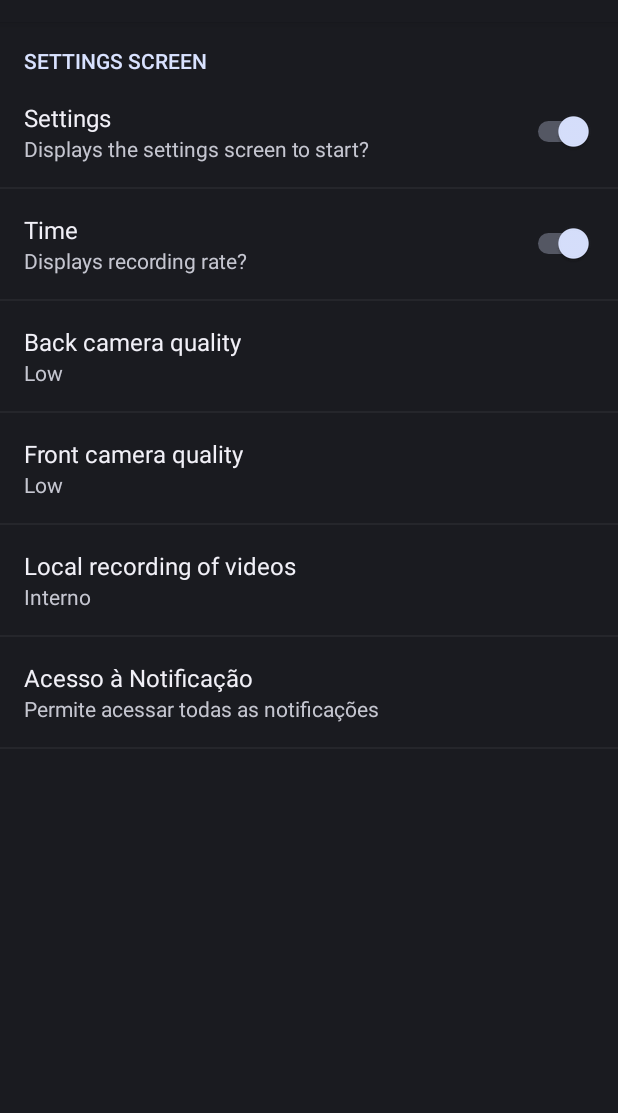
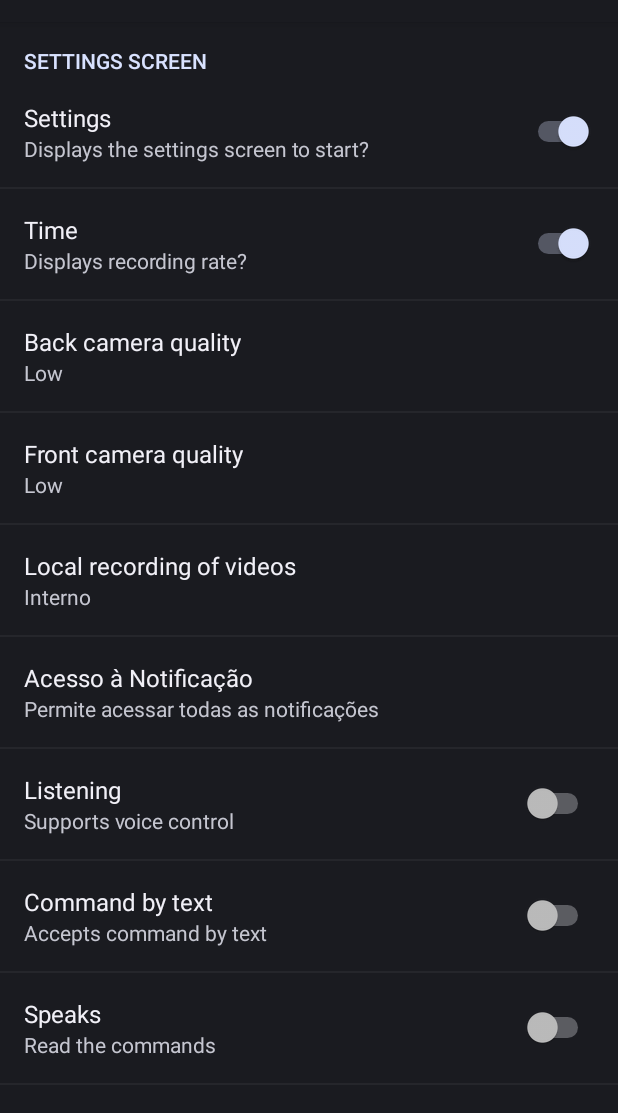
Before and after one commit to RobsonRaymundo/DroidVideoRecorder, an Android app: the screen it shows after launch (DroidConfigurationActivity), on a phone screen of 412 x 824 dp, the part 62-1175 px from its top. Run offline under Robolectric (Android 15) with nearby library versions, the phone set to English and light mode, and no system bars.

Commit message:
parametrizando o comando por voz, comando por texto e leitura dos comandos e internacionalizacao dessas funcoes

```diff
--- a/app/src/main/java/com/droid/videoRecorder/DroidConfigurationActivity.java
+++ b/app/src/main/java/com/droid/videoRecorder/DroidConfigurationActivity.java
@@ -1,5 +1,6 @@
 package com.droid.videoRecorder;
 
+import android.app.NotificationManager;
 import android.content.Context;
 import android.content.Intent;
 import android.os.Bundle;
@@ -44,7 +45,7 @@ public class DroidConfigurationActivity extends PreferenceActivity {
         boolean chamadaPeloDNF = false;
         try {
 
-            chamadaPeloDNF = getIntent().getStringExtra(DroidConstants.CHAMADAPELODNP).equals("DVR=CONFIG");
+            chamadaPeloDNF = getIntent().getStringExtra(DroidConstants.CHAMADAPELODNP).equalsIgnoreCase(DroidConstants.COMANDOINICIADOPOR + "D");
 
         } catch (Exception ex) {
 
@@ -81,6 +82,8 @@ public class DroidConfigurationActivity extends PreferenceActivity {
         }
         super.onCreate(savedInstanceState);
 
+
+
         if (exibeTelaInicial || chamadaPeloServico || chamadaConfigPeloDNP) {
             addPreferencesFromResource(R.xml.preferences);
 
@@ -115,6 +118,12 @@ public class DroidConfigurationActivity extends PreferenceActivity {
                 }
             });
 
+
+
+
+
+
+
         } else finish();
 
         if (!chamadaPeloServico) {
--- a/app/src/main/java/com/droid/videoRecorder/DroidConstants.java
+++ b/app/src/main/java/com/droid/videoRecorder/DroidConstants.java
@@ -21,5 +21,7 @@ public class DroidConstants {
 
     public static final String CHAMADAPELOSERVICO = "chamadaPeloServico";
     public static final String CHAMADAPELODNP = "chamadaPeloDroidNotificationPlus";
+    public static final String CHAVERECEIVER = "DVRREC";
+    public static final String COMANDOINICIADOPOR = "DVR=";
 
 }
--- a/app/src/main/java/com/droid/videoRecorder/DroidReceiver.java
+++ b/app/src/main/java/com/droid/videoRecorder/DroidReceiver.java
@@ -18,8 +18,8 @@ public class DroidReceiver extends BroadcastReceiver {
             mIntent.addCategory(Intent.CATEGORY_LAUNCHER);
             mIntent.setAction(Intent.ACTION_MAIN);
             mIntent.addFlags(Intent.FLAG_ACTIVITY_NEW_TASK);
-            String messageBroadCast = intent.getStringExtra("DVRREC");
-            Toast.makeText(context, messageBroadCast, Toast.LENGTH_LONG).show();
+            String messageBroadCast = intent.getStringExtra(DroidConstants.CHAVERECEIVER);
+            //Toast.makeText(context, messageBroadCast, Toast.LENGTH_LONG).show();
             mIntent.putExtra(DroidConstants.CHAMADAPELODNP, messageBroadCast );
             context.startActivity(mIntent);
         }catch (Exception ex)
--- a/app/src/main/res/values/strings.xml
+++ b/app/src/main/res/values/strings.xml
@@ -12,4 +12,23 @@
     <string name="spf_titulo">Time</string>
     <string name="txt_gravacao_videos">Local recording of videos</string>
     <string name="txt_local_gravacao_videos">Internal</string>
+    <string name="parando">Stopping</string>
+    <string name="visualizando">Viewing</string>
+    <string name="gravando">Recording</string>
+    <string name="fechando">Closing</string>
+    <string name="saindoDVR">Leaving the DVR</string>
+    <string name="gravar">Record</string>
+    <string name="parar">Stop</string>
+    <string name="fechar">Close</string>
+    <string name="sair">Get out</string>
+    <string name="naoEntendi">Did not understand what you said</string>
+    <string name="abrindoDVRInvisivel">Opening DVR in invisible mode</string>
+    <string name="abrindoDVR">Opening DVR</string>
+    <string name="parandoGravacao">Stop Recording</string>
+    <string name="leComando">Read the commands</string>
+    <string name="aceitaComandoPorVoz">Supports voice control</string>
+    <string name="aceitaComandoPorTexto">Accepts command by text</string>
+    <string name="escuta">Listening</string>
+    <string name="comandoPorTexto">Command by text</string>
+    <string name="fala">Speaks</string>
 </resources>
--- a/app/src/main/res/xml/preferences.xml
+++ b/app/src/main/res/xml/preferences.xml
@@ -49,6 +49,29 @@
             </intent>
         </Preference>
 
+
+        <SwitchPreference
+            android:key="spf_aceitaComandoPorVoz"
+            android:summary="@string/aceitaComandoPorVoz"
+            android:defaultValue="false"
+            android:title="@string/escuta">
+        </SwitchPreference>
+
+        <SwitchPreference
+            android:key="spf_aceitaComandoPorTexto"
+            android:summary="@string/aceitaComandoPorTexto"
+            android:defaultValue="false"
+            android:title="@string/comandoPorTexto">
+        </SwitchPreference>
+
+
+        <SwitchPreference
+            android:key="spf_leComando"
+            android:summary="@string/leComando"
+            android:defaultValue="false"
+            android:title="@string/fala">
+        </SwitchPreference>
+
     </PreferenceCategory>
 
 </PreferenceScreen>
```
Also changed, not shown: app/src/main/java/com/droid/videoRecorder/BaseRecognitionListener.java (deleted, +0 -28 lines), app/src/main/java/com/droid/videoRecorder/DroidHeadService.java (+83 -66 lines), app/src/main/java/com/droid/videoRecorder/DroidNotification.java (+22 -18 lines), app/src/main/java/com/droid/videoRecorder/DroidPrefsUtils.java (+48 -0 lines), 1 other file.
